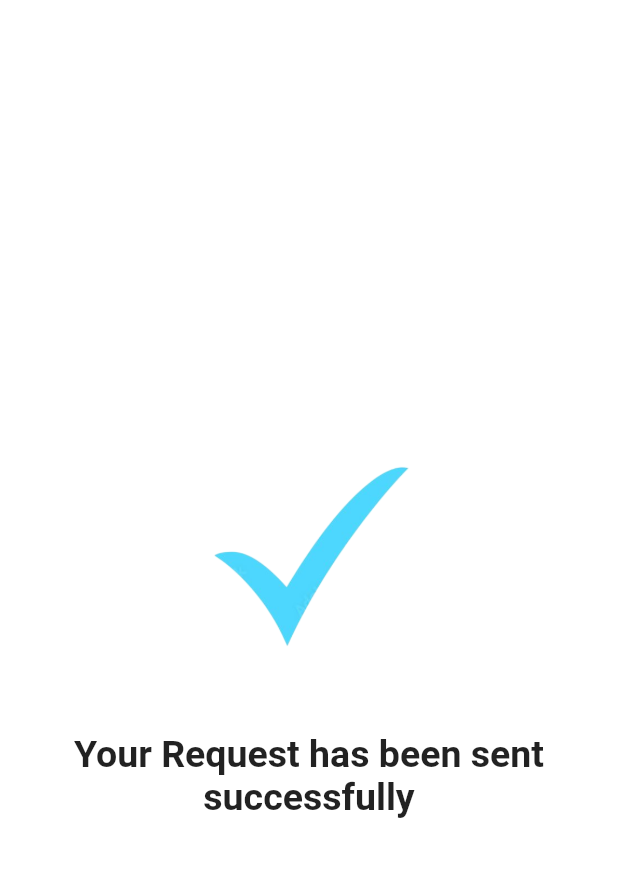
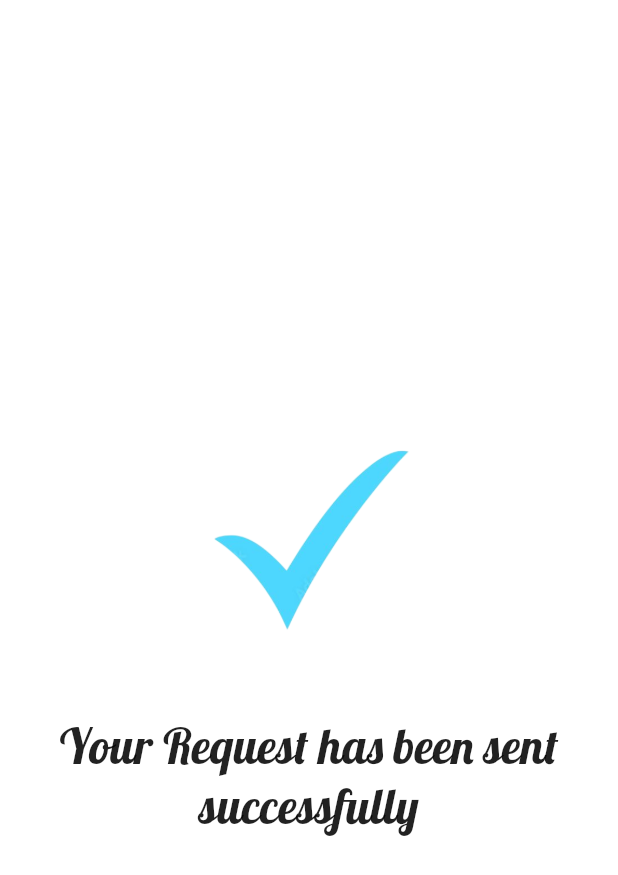
Before and after one commit to samaaahmedd/graduation_projectt, a Flutter app: the DetailsRequest screen opened directly, after a tap on "Confirm Request", on a phone screen of 412 x 824 dp. Shown: the top 875 px of the screen. Run offline on Flutter 3.47's test engine with Material 2 defaults, Android fonts, the light colour scheme and no system bars; our stand-ins replace equatable, font_awesome_flutter, google_fonts, iconsax, shared_preferences; missing offline and left inert: multiselect; accounts and stored records are empty.

Commit message:
create and update

```diff
--- a/lib/common/custom_widgets/text_form_field.dart
+++ b/lib/common/custom_widgets/text_form_field.dart
@@ -49,7 +49,7 @@ class _AppTextFormFiledState extends State<AppTextFormFiled> {
             contentPadding: widget.contentPadding,
             prefixIconConstraints:
                 const BoxConstraints(maxWidth: 50, minWidth: 10),
-            fillColor: Colors.white,
+            fillColor: AppColors.sixColor,
             prefixIcon: widget.leadingWidget,
             filled: true,
             // suffix: _secureAye(),
--- a/lib/completed_req/completed_req.dart
+++ b/lib/completed_req/completed_req.dart
@@ -1,11 +1,12 @@
 import 'dart:async';
 
 import 'package:flutter/material.dart';
+import 'package:google_fonts/google_fonts.dart';
+import 'package:with_me/common/color/app_color.dart';
 import 'package:with_me/host_page.dart';
 
 class CompletedRequest extends StatefulWidget {
   const CompletedRequest({Key? key}) : super(key: key);
-
 
   @override
   State<CompletedRequest> createState() => _CompletedRequestState();
@@ -14,16 +15,19 @@ class CompletedRequest extends StatefulWidget {
 class _CompletedRequestState extends State<CompletedRequest> {
   @override
   void initState() {
-    Timer(const Duration(seconds: 5),
-        (){Navigator.of(context).push(MaterialPageRoute(builder: (context) => const HostPage(),));}   );
+    Timer(const Duration(seconds: 10), () {
+      Navigator.of(context).push(MaterialPageRoute(
+        builder: (context) => const HostPage(),
+      ));
+    });
     super.initState();
   }
+
   @override
   Widget build(BuildContext context) {
     return Scaffold(
       backgroundColor: Color(0xffffffff),
-      body:
-      Center(
+      body: Center(
         child: Padding(
           padding: EdgeInsets.all(8.0),
           child: SingleChildScrollView(
@@ -36,23 +40,26 @@ class _CompletedRequestState extends State<CompletedRequest> {
                     height: 180,
                     width: 180,
                     decoration: const BoxDecoration(
-
                         image: DecorationImage(
                             image: AssetImage("assets/mark.png"),
                             fit: BoxFit.cover)),
                   ),
                 ),
-                const SizedBox(height: 30,),
-
-                Center(child: const Text(textAlign: TextAlign.center ,"Your Request has been sent successfully",style: TextStyle(fontSize: 25, fontWeight: FontWeight.bold) )),
-
-            ],
-
-              ),
+                const SizedBox(
+                  height: 30,
+                ),
+                Center(
+                    child: Text(
+                        textAlign: TextAlign.center,
+                        "Your Request has been sent successfully",
+                        style: GoogleFonts.lobster(
+                          textStyle: TextStyle(fontSize: 32),
+                        ))),
+              ],
             ),
           ),
+        ),
       ),
-      );
-
+    );
   }
 }
--- a/lib/details_request_pages/details_request.dart
+++ b/lib/details_request_pages/details_request.dart
@@ -1,5 +1,6 @@
 import 'package:flutter/material.dart';
 import 'package:with_me/completed_req/completed_req.dart';
+import '../common/color/app_color.dart';
 import '../common/custom_widgets/custom_button.dart';
 import '../common/custom_widgets/text_form_field.dart';
 import '../filter/widgets/slider_widget.dart';
@@ -20,11 +21,11 @@ class _DetailsRequestState extends State<DetailsRequest> {
   @override
   Widget build(BuildContext context) {
     return Scaffold(
-      backgroundColor: const Color(0xff5661f1),
-      appBar: AppBar(
-        automaticallyImplyLeading: true,
-        elevation: 0,
-        backgroundColor: Colors.transparent,
+      backgroundColor: AppColors.backgroundColor,
+      appBar: AppBar(automaticallyImplyLeading: true,
+        title: const Text('Your Request'),
+        centerTitle: true,
+        backgroundColor: AppColors.secondaryColor,
       ),
       body:
       Padding(
@@ -34,15 +35,14 @@ class _DetailsRequestState extends State<DetailsRequest> {
             crossAxisAlignment: CrossAxisAlignment.start,
 
               children: [
-                Center(child: const Text("Your Request",style: TextStyle(fontSize: 28, fontWeight: FontWeight.bold) )),
                 const SizedBox(
                   height: 20,
                 ),
 
-                const Text(
+                 Text(
                   "Date",
                   style:
-                  TextStyle(color: Colors.white, fontSize: 18),
+                  TextStyle(color: AppColors.textColor, fontSize: 18,fontWeight: FontWeight.bold,),
                 ),
                 AppTextFormFiled(
                   hintText: "",
@@ -56,10 +56,10 @@ class _DetailsRequestState extends State<DetailsRequest> {
                   height: 20,
                 ),
 
-                const Text(
+                 Text(
                   "Period",
                   style:
-                  TextStyle(color: Colors.white, fontSize: 18),
+                  TextStyle(color: AppColors.textColor, fontSize: 18,fontWeight: FontWeight.bold,),
                 ),
                 AppTextFormFiled(
                   hintText: "",
@@ -73,10 +73,10 @@ class _DetailsRequestState extends State<DetailsRequest> {
                   height: 20,
                 ),
 
-                const Text(
+                 Text(
                   "No.of Persons",
                   style:
-                  TextStyle(color: Colors.white, fontSize: 18),
+                  TextStyle(color: AppColors.textColor, fontSize: 18,fontWeight: FontWeight.bold,),
                 ),
                 AppTextFormFiled(
                   hintText: "",
--- a/lib/filter/widgets/slider_widget.dart
+++ b/lib/filter/widgets/slider_widget.dart
@@ -1,5 +1,6 @@
 
 import 'package:flutter/material.dart';
+import 'package:with_me/common/color/app_color.dart';
 
 class SliderWidget extends StatelessWidget {
   final double sliderValue;
@@ -13,10 +14,10 @@ class SliderWidget extends StatelessWidget {
       child: Column(
         crossAxisAlignment: CrossAxisAlignment.start,
         children: [
-          const Text(
+          Text(
             "Price Range",
             style: TextStyle(
-                color: Colors.white,
+                color: AppColors.textColor,
                 fontWeight: FontWeight.bold,
                 fontSize: 18),
           ),
@@ -27,8 +28,8 @@ class SliderWidget extends StatelessWidget {
                 )),
             child: Slider(
               value: sliderValue,
-              activeColor: Colors.white,
-              inactiveColor: Colors.white12,
+              activeColor: AppColors.primaryColor,
+              inactiveColor: AppColors.fifthColor,
               min: 0,
               max: 10000,
               label: sliderValue.round().toString(),
--- a/lib/home_page/ui/filter_logic.dart
+++ b/lib/home_page/ui/filter_logic.dart
@@ -1,5 +1,7 @@
 import 'package:with_me/filter/models/filter_model.dart';
-import 'package:with_me/home_page/ui/home_model.dart';
+
+import '../../common/data/home_model.dart';
+
 
 class FilterLogic {
   final FilterModel? _filterModel = FilterModel.getInstance();
--- a/lib/home_page/ui/sort.dart
+++ b/lib/home_page/ui/sort.dart
@@ -1,5 +1,7 @@
-import 'package:with_me/home_page/ui/home_model.dart';
+
 import 'package:with_me/home_page/ui/sort_dialog.dart';
+
+import '../../common/data/home_model.dart';
 
 class SortLogic {
   List<HomeModel> sortData(List<HomeModel> unSortData, SortEnum sortValue) {
--- a/pubspec.yaml
+++ b/pubspec.yaml
@@ -24,6 +24,7 @@ dependencies:
   icons_launcher: ^2.1.0
   shared_preferences: ^2.1.0
   multiselect: ^0.1.0
+  google_fonts: ^4.0.4
 
 
 
```
Also changed, not shown: lib/common/data/local_data.dart (added, +176 -0 lines), lib/common/data/local_data_mapper.dart (added, +11 -0 lines), lib/common/data/model.dart (added, +84 -0 lines), lib/filter/filter_page.dart (+5 -3 lines), lib/home_page/home_page.dart (+78 -13 lines), lib/common/data/home_model.dart (indentation only), pubspec.lock.
